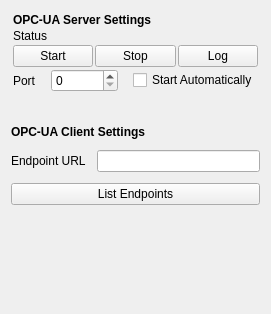
Before: the Qt Designer form Plugin-OPC-UA/formopcsettings.ui in RoboDK/Plug-In-Interface, drawn with Qt 5.
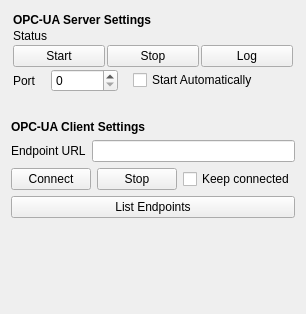
After: the same form once the commit is applied.

Diff of the .ui file:
```diff
--- a/Plugin-OPC-UA/formopcsettings.ui
+++ b/Plugin-OPC-UA/formopcsettings.ui
@@ -6,7 +6,7 @@
    <rect>
     <x>0</x>
     <y>0</y>
-    <width>264</width>
+    <width>266</width>
     <height>314</height>
    </rect>
   </property>
@@ -14,9 +14,6 @@
    <string>OPC UA Settings</string>
   </property>
   <layout class="QVBoxLayout" name="verticalLayout_2">
-   <property name="spacing">
-    <number>11</number>
-   </property>
    <item>
     <widget class="QWidget" name="widget" native="true">
      <layout class="QVBoxLayout" name="verticalLayout">
@@ -167,6 +164,31 @@
      </item>
     </layout>
    </item>
+   <item>
+    <layout class="QHBoxLayout" name="horizontalLayout_4">
+     <item>
+      <widget class="QPushButton" name="btnClientConnect">
+       <property name="text">
+        <string>Connect</string>
+       </property>
+      </widget>
+     </item>
+     <item>
+      <widget class="QPushButton" name="btnClientStop">
+       <property name="text">
+        <string>Stop</string>
+       </property>
+      </widget>
+     </item>
+     <item>
+      <widget class="QCheckBox" name="chkClientRealTime">
+       <property name="text">
+        <string>Keep connected</string>
+       </property>
+      </widget>
+     </item>
+    </layout>
+   </item>
    <item>
     <widget class="QPushButton" name="btnClientListEndpoints">
      <property name="text">
```
